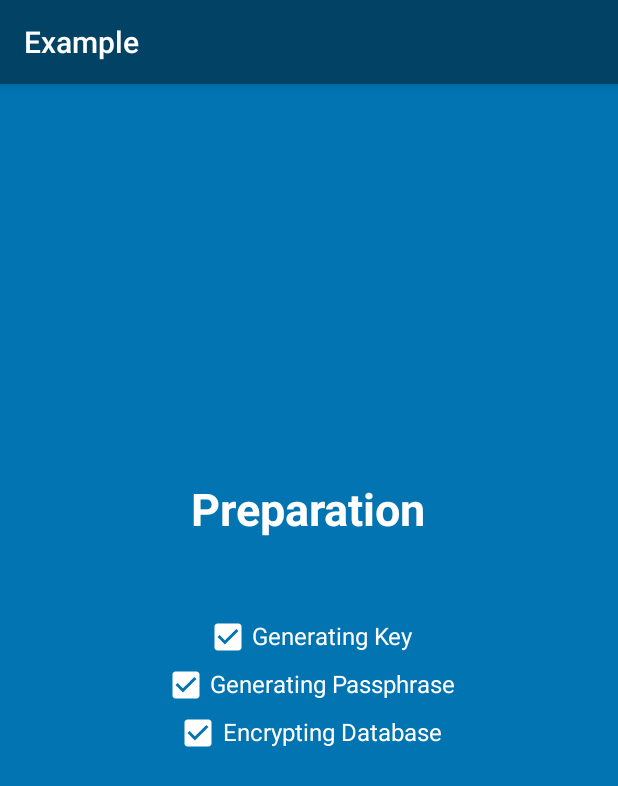
After one commit to SecUSo/privacy-friendly-food-tracker, an Android app: the GenerateKeyActivity screen opened directly, with no data from a screen before it, on a phone screen of 412 x 824 dp. The commit adds this screen. Shown: the top 786 px of the screen. Run offline under Robolectric (Android 15) with nearby library versions, the phone set to English and light mode, and no system bars; our stand-ins replace Room's generated code; libraries missing offline, so code that uses them is left out: android.arch.persistence, com.commonsware.cwac; pictures from the network do not load; 17 statements that could not run were skipped.

Commit message:
adding room database; adding key generation helper; add database encryption;

```diff
--- a/app/src/main/AndroidManifest.xml
+++ b/app/src/main/AndroidManifest.xml
@@ -35,7 +35,7 @@
         <activity
             android:name=".activities.MainActivity"
             android:label="@string/app_name"
-            android:theme="@style/AppTheme.NoActionBar"></activity>
+            android:theme="@style/AppTheme.NoActionBar" />
         <activity
             android:name=".activities.AboutActivity"
             android:label="@string/about"
@@ -73,7 +73,8 @@
                 android:name="android.support.PARENT_ACTIVITY"
                 android:value="org.secuso.privacyfriendlyexample.activities.MainActivity" />
         </activity>
-        <activity android:name=".activities.CalendarActivity"></activity>
+        <activity android:name=".activities.CalendarActivity" />
+        <activity android:name=".activities.GenerateKeyActivity"></activity>
     </application>
 
 </manifest>
--- /dev/null
+++ b/app/src/main/java/org/secuso/privacyfriendlyexample/activities/GenerateKeyActivity.java
@@ -0,0 +1,87 @@
+package org.secuso.privacyfriendlyexample.activities;
+
+import android.support.v7.app.AppCompatActivity;
+import android.os.Bundle;
+import android.util.Log;
+import android.view.View;
+import android.widget.CheckBox;
+import android.widget.ProgressBar;
+
+import org.secuso.privacyfriendlyexample.R;
+import org.secuso.privacyfriendlyexample.database.ApplicationDatabase;
+import org.secuso.privacyfriendlyexample.database.ConsumedEntries;
+import org.secuso.privacyfriendlyexample.database.Product;
+import org.secuso.privacyfriendlyexample.helpers.KeyGenHelper;
+
+import java.security.Key;
+import java.sql.Date;
+import java.time.LocalDateTime;
+import java.util.Calendar;
+
+public class GenerateKeyActivity extends AppCompatActivity {
+    CheckBox mCheckBox1;
+    CheckBox mCheckBox2;
+    CheckBox mCheckBox3;
+    ProgressBar mProgressBar;
+
+    @Override
+    protected void onCreate(Bundle savedInstanceState) {
+        super.onCreate(savedInstanceState);
+        setContentView(R.layout.activity_generate_key);
+        mCheckBox1 = findViewById(R.id.firstCB);
+        mCheckBox2 = findViewById(R.id.secondCB);
+        mCheckBox3 = findViewById(R.id.thirdCB);
+        mProgressBar = findViewById(R.id.pBar);
+        mProgressBar.setVisibility(View.VISIBLE);
+        mCheckBox1.setEnabled(false);
+        mCheckBox2.setEnabled(false);
+        mCheckBox3.setEnabled(false);
+    }
+
+    @Override
+    protected void onResume() {
+        super.onResume();
+
+    }
+
+    @Override
+    public void onAttachedToWindow() {
+        super.onAttachedToWindow();
+        Thread task = new Thread() {
+            @Override
+            public void run() {
+                if (!KeyGenHelper.isKeyGenerated()) {
+                    try {
+                        KeyGenHelper.generateKey(getApplicationContext());
+                        mCheckBox1.setChecked(true);
+                        KeyGenHelper.generatePassphrase(getApplicationContext());
+                        mCheckBox2.setChecked(true);
+                        Key key = KeyGenHelper.getSecretKey(getApplicationContext()); // TODO: Remove test code
+                        ApplicationDatabase applicationDatabase = ApplicationDatabase.getInstance(getApplicationContext());
+                        //applicationDatabase.getConsumedEntriesDao().insert(new ConsumedEntries(0, 2, new java.sql.Date(Calendar.getInstance().getTime().getTime()), "test", 0));
+                      //  applicationDatabase.getProductDao().insert(new Product( 0, "name", 200, "df"));
+                        mCheckBox3.setChecked(true);
+                        mProgressBar.setVisibility(View.INVISIBLE);
+                    } catch (Exception e) {
+                        Log.e("GenerateKeyActivity", e.getMessage());
+                    }
+                } else {
+                    mCheckBox1.setChecked(true);
+                    mCheckBox2.setChecked(true);
+                    mCheckBox3.setChecked(true);
+                    mProgressBar.setVisibility(View.INVISIBLE);
+                }
+                try {
+                    ApplicationDatabase.getInstance(getApplicationContext()).getProductDao().insert(new Product( 0, "name", 200, "df"));
+
+                }catch (Exception e){
+
+                }
+
+            }
+        };
+
+        task.start();
+
+    }
+}
--- /dev/null
+++ b/app/src/main/java/org/secuso/privacyfriendlyexample/database/ApplicationDatabase.java
@@ -0,0 +1,105 @@
+package org.secuso.privacyfriendlyexample.database;
+
+import android.arch.lifecycle.LiveData;
+import android.arch.lifecycle.MutableLiveData;
+import android.arch.persistence.db.SupportSQLiteDatabase;
+import android.arch.persistence.room.Database;
+import android.arch.persistence.room.Room;
+import android.arch.persistence.room.RoomDatabase;
+import android.arch.persistence.room.TypeConverters;
+import android.content.Context;
+import android.support.annotation.NonNull;
+import android.util.Log;
+
+import com.commonsware.cwac.saferoom.SQLCipherUtils;
+import com.commonsware.cwac.saferoom.SafeHelperFactory;
+
+import org.secuso.privacyfriendlyexample.Converter.DateConverter;
+import org.secuso.privacyfriendlyexample.helpers.KeyGenHelper;
+
+import java.io.Console;
+
+import static com.commonsware.cwac.saferoom.SQLCipherUtils.encrypt;
+import static com.commonsware.cwac.saferoom.SQLCipherUtils.getDatabaseState;
+
+@Database(entities = {ConsumedEntries.class, Product.class},
+        version = 1, exportSchema = false)
+@TypeConverters({DateConverter.class})
+public abstract class ApplicationDatabase extends RoomDatabase {
+
+    public static final String DATABASE_NAME = "consumed_entries_database";
+
+    public abstract ConsumedEntriesDao getConsumedEntriesDao();
+
+    public abstract ProductDao getProductDao();
+
+    private static ApplicationDatabase sInstance;
+
+    private final MutableLiveData<Boolean> mIsDatabaseCreated = new MutableLiveData<>();
+
+    public static ApplicationDatabase getInstance(final Context context) throws Exception {
+        if (sInstance == null) {
+            synchronized (ApplicationDatabase.class) {
+                if (sInstance == null) {
+                    SafeHelperFactory factory= new SafeHelperFactory(KeyGenHelper.getSecretKeyAsChar(context));
+
+                    sInstance = Room.databaseBuilder(context.getApplicationContext(),
+                            ApplicationDatabase.class, DATABASE_NAME).openHelperFactory(factory).addCallback(new Callback() {
+                        @Override
+                        public void onCreate(@NonNull SupportSQLiteDatabase db) {
+                            super.onCreate(db);
+                            try {
+                                ApplicationDatabase database = ApplicationDatabase.getInstance(context);
+                                // notify that the database was created and it's ready to be used
+                               /* if( getDatabaseState(context,DATABASE_NAME) == SQLCipherUtils.State.UNENCRYPTED){
+                                    encrypt(context, DATABASE_NAME, KeyGenHelper.getSecretKeyAsChar(context));
+                                }*/
+                                database.setDatabaseCreated();
+                            }catch (Exception e){
+                                // TODO: pass to caller?
+                                Log.e("ApplicationDatabase", e.getMessage());
+                            }
+
+                        }
+                    }).build();
+
+                }
+            }
+        }
+        return sInstance;
+    }
+
+    /**
+     * Method to insert test data
+     *
+     * @param database        the database singleton
+     * @param consumedEntries the object to insert
+     * @param product         the object to insert
+     */
+    private static void insertData(final ApplicationDatabase database, final ConsumedEntries consumedEntries, final Product product) {
+        database.runInTransaction(new Runnable() {
+            @Override
+            public void run() {
+                database.getConsumedEntriesDao().insert(consumedEntries);
+                database.getProductDao().insert(product);
+            }
+        });
+
+    }
+
+    private void updateDatabaseCreated(final Context context) {
+        if (context.getDatabasePath(DATABASE_NAME).exists()) {
+            setDatabaseCreated();
+        }
+    }
+
+    private void setDatabaseCreated() {
+        mIsDatabaseCreated.postValue(true);
+    }
+
+    public LiveData<Boolean> getDatabaseCreated() {
+        return mIsDatabaseCreated;
+    }
+
+
+}
--- /dev/null
+++ b/app/src/main/java/org/secuso/privacyfriendlyexample/database/ConsumedEntriesDao.java
@@ -0,0 +1,32 @@
+package org.secuso.privacyfriendlyexample.database;
+
+import android.arch.persistence.room.Dao;
+import android.arch.persistence.room.Delete;
+import android.arch.persistence.room.Insert;
+import android.arch.persistence.room.Query;
+import android.arch.persistence.room.Update;
+
+import java.sql.Date;
+import java.util.List;
+
+@Dao
+public interface ConsumedEntriesDao {
+
+    @Insert
+    void insert(ConsumedEntries consumedEntries);
+
+    @Update
+    void update(ConsumedEntries... consumedEntries);
+
+    @Delete
+    void delete(ConsumedEntries... consumedEntries);
+
+    @Query("SELECT * FROM consumedEntries")
+    List<ConsumedEntries> getAllConsumedEntries();
+
+    @Query("SELECT * FROM consumedEntries WHERE productId=:consumedEntriesId")
+    List<ConsumedEntries> findConsumedEntriesForProduct(final int consumedEntriesId);
+
+    /*@Query("SELECT * FROM consumedEntries WHERE date=:date")
+    List<ConsumedEntries> findConsumedEntriesForDate(final Date date);*/
+}
--- /dev/null
+++ b/app/src/main/java/org/secuso/privacyfriendlyexample/database/ProductDao.java
@@ -0,0 +1,18 @@
+package org.secuso.privacyfriendlyexample.database;
+
+import android.arch.persistence.room.Dao;
+import android.arch.persistence.room.Delete;
+import android.arch.persistence.room.Insert;
+import android.arch.persistence.room.Update;
+
+@Dao
+public interface ProductDao {
+    @Insert
+    void insert(Product... product);
+
+    @Update
+    void update(Product... product);
+
+    @Delete
+    void delete(Product... product);
+}
--- /dev/null
+++ b/app/src/main/java/org/secuso/privacyfriendlyexample/helpers/KeyGenHelper.java
@@ -0,0 +1,189 @@
+package org.secuso.privacyfriendlyexample.helpers;
+
+import android.content.Context;
+import android.content.SharedPreferences;
+import android.security.KeyPairGeneratorSpec;
+import android.security.keystore.KeyProperties;
+import android.util.Base64;
+import android.util.Log;
+
+import java.io.ByteArrayInputStream;
+import java.io.ByteArrayOutputStream;
+import java.math.BigInteger;
+import java.nio.ByteBuffer;
+import java.nio.CharBuffer;
+import java.nio.charset.Charset;
+import java.security.Key;
+import java.security.KeyPairGenerator;
+import java.security.KeyStore;
+import java.security.KeyStoreException;
+import java.security.SecureRandom;
+import java.util.ArrayList;
+import java.util.Arrays;
+import java.util.Calendar;
+
+import javax.crypto.Cipher;
+import javax.crypto.CipherInputStream;
+import javax.crypto.CipherOutputStream;
+import javax.crypto.spec.SecretKeySpec;
+import javax.security.auth.x500.X500Principal;
+
+
+/**
+ * Helper class to generate, retrieve and storing encrypted passphrase into shared memory.
+ */
+public class KeyGenHelper {
+    private static final String AndroidKeyStore = "AndroidKeyStore";
+    private static final String KEY_ALIAS = "FoodTrackerKeyAlias";
+    private static final String SHARED_PREFERENCE_NAME = "FoodTrackerSharedPreferenceName";
+    private static final String ENCRYPTED_KEY = "FoodTrackerKey";
+    private static final String RSA_MODE = "RSA/ECB/PKCS1Padding";
+
+    /**
+     * Checks if a generated key already exist
+     *
+     * @return true if a key exists
+     */
+    public static boolean isKeyGenerated() {
+        KeyStore keyStore;
+        try {
+            keyStore = KeyStore.getInstance(AndroidKeyStore);
+            keyStore.load(null);
+            return keyStore.containsAlias(KEY_ALIAS);
+        } catch (KeyStoreException e) {
+            Log.e("LoggingKeyGenHelper: ", "Can not check if key exists. Default return false.");
+        } catch (Exception e) {
+            Log.e("LoggingKeyGenHelper: ", "Can not check if key exists. Default return false.");
+        }
+        return false;
+    }
+
+    /**
+     * Generates a rsa key pair if it not exists.
+     *
+     * @param context the application context
+     */
+    public static void generateKey(Context context) throws Exception {
+        KeyStore keyStore;
+        keyStore = KeyStore.getInstance(AndroidKeyStore);
+        keyStore.load(null, null);
+
+        // Generate the RSA key pairs for encryption
+        if (!keyStore.containsAlias(KEY_ALIAS)) {
+            Calendar start = Calendar.getInstance();
+            Calendar end = Calendar.getInstance();
+            end.add(Calendar.YEAR, 30);
+
+            KeyPairGeneratorSpec spec = new KeyPairGeneratorSpec.Builder(context)
+                    .setAlias(KEY_ALIAS)
+                    .setSubject(new X500Principal("CN=" + KEY_ALIAS))
+                    .setSerialNumber(BigInteger.TEN)
+                    .setStartDate(start.getTime())
+                    .setEndDate(end.getTime())
+                    .build();
+            KeyPairGenerator kpg = KeyPairGenerator.getInstance(KeyProperties.KEY_ALGORITHM_RSA, AndroidKeyStore);
+            kpg.initialize(spec);
+            kpg.generateKeyPair();
+        }
+    }
+
+
+    /**
+     * Generates a random passphrase, encrypt and stores it into SharedPreferences if it not exist.
+     * Requires rsa key (call generateKey first).
+     *
+     * @param context the context
+     */
+    public static void generatePassphrase(Context context) throws Exception {
+        SharedPreferences pref = context.getSharedPreferences(SHARED_PREFERENCE_NAME, Context.MODE_PRIVATE);
+        String enryptedKeyB64 = pref.getString(ENCRYPTED_KEY, null);
+        if (enryptedKeyB64 == null) {
+            byte[] encryptedKey = rsaEncrypt(generateKeyPassphrase());
+            enryptedKeyB64 = Base64.encodeToString(encryptedKey, Base64.DEFAULT);
+            SharedPreferences.Editor edit = pref.edit();
+            edit.putString(ENCRYPTED_KEY, enryptedKeyB64);
+            edit.apply();
+        }
+    }
+
+    public static Key getSecretKey(Context context) throws Exception {
+        SharedPreferences pref = context.getSharedPreferences(SHARED_PREFERENCE_NAME, Context.MODE_PRIVATE);
+        String enryptedKeyB64 = pref.getString(ENCRYPTED_KEY, null);
+
+        // need to check null, omitted here
+        byte[] encryptedKey = Base64.decode(enryptedKeyB64, Base64.DEFAULT);
+        byte[] key = rsaDecrypt(encryptedKey);
+
+        return new SecretKeySpec(key, "AES");
+    }
+
+    public static char[] getSecretKeyAsChar(Context context) throws Exception {
+        SharedPreferences pref = context.getSharedPreferences(SHARED_PREFERENCE_NAME, Context.MODE_PRIVATE);
+        String enryptedKeyB64 = pref.getString(ENCRYPTED_KEY, null);
+
+        // need to check null, omitted here
+        byte[] encryptedKey = Base64.decode(enryptedKeyB64, Base64.DEFAULT);
+        byte[] key = rsaDecrypt(encryptedKey);
+
+        return charFromBytes(key);
+    }
+    public static char[] charFromBytes(byte byteData[]) {
+        char charData[] = new char[byteData.length];
+        for(int i = 0; i < charData.length; i++) {
+            charData[i] = (char) (((int) byteData[i]) & 0xFF);
+        }
+        return charData;
+    }
+
+    private static byte[] rsaEncrypt(byte[] secret) throws Exception {
+        KeyStore keyStore = KeyStore.getInstance(AndroidKeyStore);
+        keyStore.load(null);
+        KeyStore.PrivateKeyEntry privateKeyEntry = (KeyStore.PrivateKeyEntry) keyStore.getEntry(KEY_ALIAS, null);
+        // Encrypt the text
+        Cipher inputCipher = Cipher.getInstance(RSA_MODE);
+        inputCipher.init(Cipher.ENCRYPT_MODE, privateKeyEntry.getCertificate().getPublicKey());
+
+        ByteArrayOutputStream outputStream = new ByteArrayOutputStream();
+        CipherOutputStream cipherOutputStream = new CipherOutputStream(outputStream, inputCipher);
+        cipherOutputStream.write(secret);
+        cipherOutputStream.close();
+
+        byte[] vals = outputStream.toByteArray();
+        return vals;
+    }
+
+    private static byte[] rsaDecrypt(byte[] encrypted) throws Exception {
+        KeyStore keyStore;
+        keyStore = KeyStore.getInstance(AndroidKeyStore);
+        keyStore.load(null);
+        KeyStore.PrivateKeyEntry privateKeyEntry = (KeyStore.PrivateKeyEntry) keyStore.getEntry(KEY_ALIAS, null);
+        Cipher output = Cipher.getInstance(RSA_MODE);
+        output.init(Cipher.DECRYPT_MODE, privateKeyEntry.getPrivateKey());
+        CipherInputStream cipherInputStream = new CipherInputStream(
+                new ByteArrayInputStream(encrypted), output);
+        ArrayList<Byte> values = new ArrayList<>();
+        int nextByte;
+        while ((nextByte = cipherInputStream.read()) != -1) {
+            values.add((byte) nextByte);
+        }
+
+        byte[] bytes = new byte[values.size()];
+        for (int i = 0; i < bytes.length; i++) {
+            bytes[i] = values.get(i).byteValue();
+        }
+        return bytes;
+    }
+
+    /**
+     * Generates a secure random passphrase.
+     *
+     * @return random bytes
+     */
+    private static byte[] generateKeyPassphrase() {
+        SecureRandom random = new SecureRandom();
+        byte bytes[] = new byte[16];
+        random.nextBytes(bytes);
+        return bytes;
+    }
+
+}
--- /dev/null
+++ b/app/src/main/res/layout/activity_generate_key.xml
@@ -0,0 +1,130 @@
+<?xml version="1.0" encoding="utf-8"?>
+
+<LinearLayout xmlns:app="http://schemas.android.com/apk/res-auto"
+    android:layout_height="match_parent" android:layout_width="match_parent" android:orientation="vertical"
+    xmlns:android="http://schemas.android.com/apk/res/android"
+    xmlns:tools="http://schemas.android.com/tools"
+    tools:context=".activities.GenerateKeyActivity">
+
+    <RelativeLayout xmlns:android="http://schemas.android.com/apk/res/android"
+        android:layout_width="match_parent"
+        android:layout_height="match_parent"
+        android:background="@color/colorAccent"
+        tools:context=".activities.GenerateKeyActivity">
+
+        <LinearLayout
+            android:layout_width="wrap_content"
+            android:layout_height="wrap_content"
+            android:layout_centerInParent="true"
+            android:layout_centerVertical="true"
+            android:gravity="center_horizontal"
+            android:orientation="vertical">
+
+            <TextView
+                android:id="@+id/textView"
+                android:layout_width="wrap_content"
+                android:layout_height="40dp"
+                android:layout_gravity="center"
+                android:text="@string/generate_key_header"
+                android:textColor="@android:color/white"
+                android:textSize="@dimen/slide_title"
+                android:textStyle="bold" />
+
+            <ProgressBar
+                android:id="@+id/pBar"
+                android:layout_width="wrap_content"
+                android:layout_height="wrap_content"
+                android:layout_gravity="center"
+                android:indeterminateTint="@color/white"
+                android:maxHeight="50dip"
+                android:minHeight="50dip"></ProgressBar>
+
+            <LinearLayout
+                android:layout_width="wrap_content"
+                android:layout_height="wrap_content"
+                android:layout_gravity="center"
+                android:orientation="horizontal">
+
+                <CheckBox
+                    android:id="@+id/firstCB"
+                    android:layout_width="wrap_content"
+                    android:layout_height="wrap_content"
+                    android:buttonTint="@color/white"
+                    android:textIsSelectable="false" />
+
+                <TextView
+                    android:layout_width="wrap_content"
+                    android:layout_height="wrap_content"
+                    android:gravity="center"
+                    android:text="@string/setup_step_generating_key"
+                    android:textAlignment="center"
+                    android:textColor="@android:color/white"
+                    android:textSize="@dimen/slide_desc"></TextView>
+            </LinearLayout>
+
+            <LinearLayout
+                android:layout_width="wrap_content"
+                android:layout_height="wrap_content"
+                android:layout_gravity="center"
+                android:orientation="horizontal">
+
+                <CheckBox
+                    android:id="@+id/secondCB"
+                    android:layout_width="wrap_content"
+                    android:layout_height="wrap_content"
+                    android:buttonTint="@color/white"
+                    android:textIsSelectable="false" />
+
+                <TextView
+                    android:layout_width="wrap_content"
+                    android:layout_height="wrap_content"
+                    android:gravity="center"
+                    android:text="@string/setup_step_generating_passphrase"
+                    android:textAlignment="center"
+                    android:textColor="@android:color/white"
+                    android:textSize="@dimen/slide_desc"></TextView>
+            </LinearLayout>
+
+            <LinearLayout
+                android:layout_width="wrap_content"
+                android:layout_height="wrap_content"
+                android:layout_gravity="center"
+                android:orientation="horizontal">
+
+                <CheckBox
+                    android:id="@+id/thirdCB"
+                    android:layout_width="wrap_content"
+                    android:layout_height="wrap_content"
+                    android:buttonTint="@color/white"
+                    android:textIsSelectable="false" />
+
+                <TextView
+                    android:layout_width="wrap_content"
+                    android:layout_height="wrap_content"
+                    android:gravity="center"
+                    android:text="@string/setup_step_creating_encrypted_databas"
+                    android:textAlignment="center"
+                    android:textColor="@android:color/white"
+                    android:textSize="@dimen/slide_desc"></TextView>
+            </LinearLayout>
+        </LinearLayout>
+    </RelativeLayout>
+    <android.support.design.widget.CoordinatorLayout
+        android:layout_width="match_parent"
+        android:layout_height="match_parent"
+        android:fitsSystemWindows="true"
+        android:layout_gravity="bottom"
+        >
+
+
+        <android.support.design.widget.FloatingActionButton
+            android:id="@+id/fab"
+            android:layout_width="wrap_content"
+            android:layout_height="wrap_content"
+            android:layout_gravity="bottom|end"
+            android:layout_margin="@dimen/fab_margin"
+            android:src="@android:drawable/ic_media_next"
+            android:visibility="visible"
+            app:backgroundTint="@color/white" />
+    </android.support.design.widget.CoordinatorLayout>
+</LinearLayout>
--- a/app/src/main/res/values/strings.xml
+++ b/app/src/main/res/values/strings.xml
@@ -87,4 +87,9 @@ Ne albucius perfecto adolescens eum, id choro assueverit mea, sed viris constitu
     <string name="next">Next</string>
     <string name="skip">Skip</string>
 
+    <string name="setup_step_generating_key">Generating Key</string>
+    <string name="setup_step_generating_passphrase">Generating Passphrase</string>
+    <string name="setup_step_creating_encrypted_databas">Encrypting Database</string>
+    <string name="generate_key_header">Preparation</string>
+
 </resources>
```
Also changed, not shown: app/build.gradle (+14 -2 lines), app/src/main/java/org/secuso/privacyfriendlyexample/Converter/DateConverter.java (added, +19 -0 lines), app/src/main/java/org/secuso/privacyfriendlyexample/activities/CalendarActivity.java (+9 -1 lines), app/src/main/java/org/secuso/privacyfriendlyexample/database/ConsumedEntries.java (added, +35 -0 lines), app/src/main/java/org/secuso/privacyfriendlyexample/database/Product.java (added, +22 -0 lines), build.gradle (+9 -1 lines), 2 other files.
